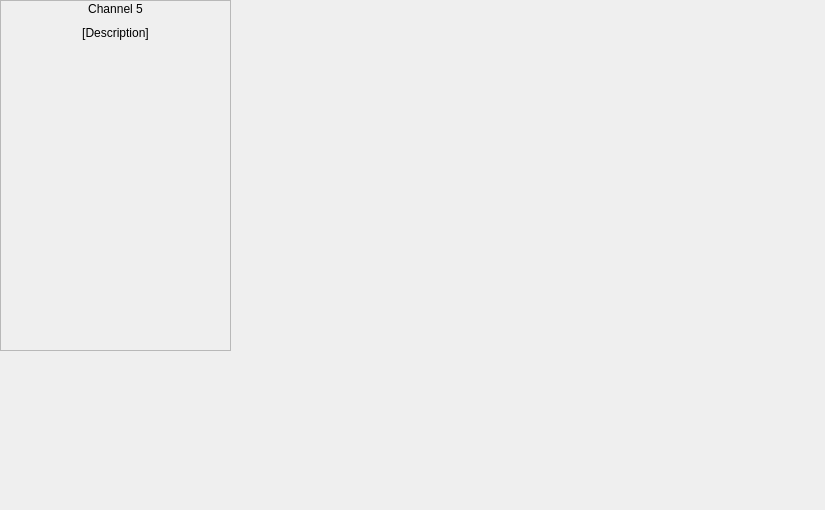
The window that gcs/frontend/ui/Ui_channel_5.ui (cuspaceflight/m4-gcs) describes before a commit, drawn with Qt 5.
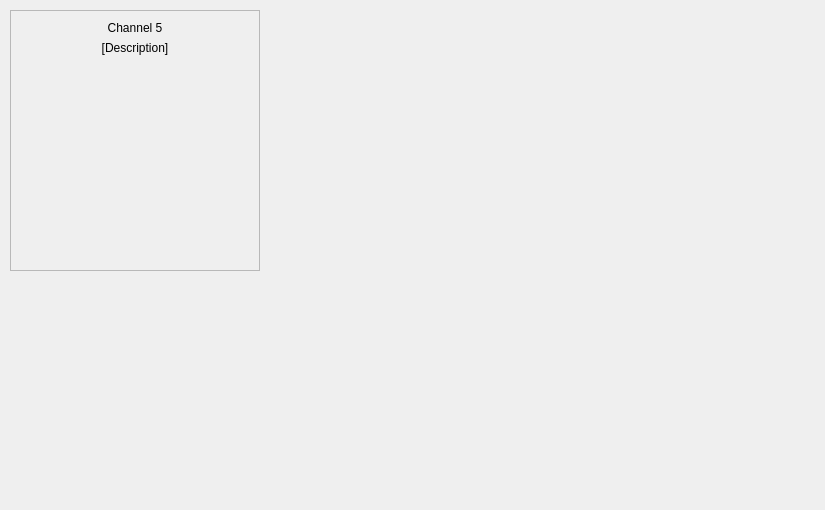
The same window after the commit. Custom widgets are drawn as their Qt base class.

Commit message: Work on frontend layout

```diff
--- a/gcs/frontend/ui/Ui_channel_5.ui
+++ b/gcs/frontend/ui/Ui_channel_5.ui
@@ -16,41 +16,26 @@
   <widget class="QFrame" name="frame">
    <property name="geometry">
     <rect>
-     <x>0</x>
-     <y>0</y>
-     <width>231</width>
-     <height>351</height>
+     <x>10</x>
+     <y>10</y>
+     <width>250</width>
+     <height>261</height>
     </rect>
    </property>
+   <property name="minimumSize">
+    <size>
+     <width>250</width>
+     <height>260</height>
+    </size>
+   </property>
    <property name="frameShape">
     <enum>QFrame::StyledPanel</enum>
    </property>
    <property name="frameShadow">
     <enum>QFrame::Raised</enum>
    </property>
-   <widget class="QSplitter" name="splitter">
-    <property name="geometry">
-     <rect>
-      <x>0</x>
-      <y>50</y>
-      <width>231</width>
-      <height>301</height>
-     </rect>
-    </property>
-    <property name="orientation">
-     <enum>Qt::Vertical</enum>
-    </property>
-    <widget class="channel_widget" name="widget" native="true"/>
-   </widget>
-   <widget class="QWidget" name="layoutWidget">
-    <property name="geometry">
-     <rect>
-      <x>0</x>
-      <y>0</y>
-      <width>231</width>
-      <height>42</height>
-     </rect>
-    </property>
+   <layout class="QVBoxLayout" name="verticalLayout_2">
+    <item>
     <layout class="QVBoxLayout" name="verticalLayout">
      <item>
       <widget class="QLabel" name="label_channel_number">
@@ -73,7 +58,24 @@
       </widget>
      </item>
     </layout>
-   </widget>
+    </item>
+    <item>
+     <widget class="channel_widget" name="widget" native="true">
+      <property name="minimumSize">
+       <size>
+        <width>230</width>
+        <height>200</height>
+       </size>
+      </property>
+      <property name="maximumSize">
+       <size>
+        <width>400</width>
+        <height>200</height>
+       </size>
+      </property>
+     </widget>
+    </item>
+   </layout>
   </widget>
  </widget>
  <customwidgets>
```
Lines whose indentation alone changed are shown as unchanged. The commit also changes 20 other files.
